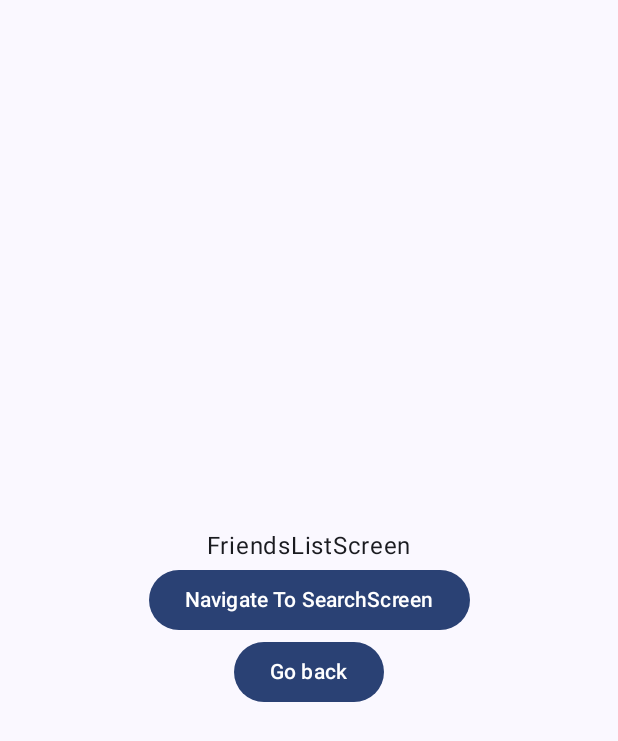
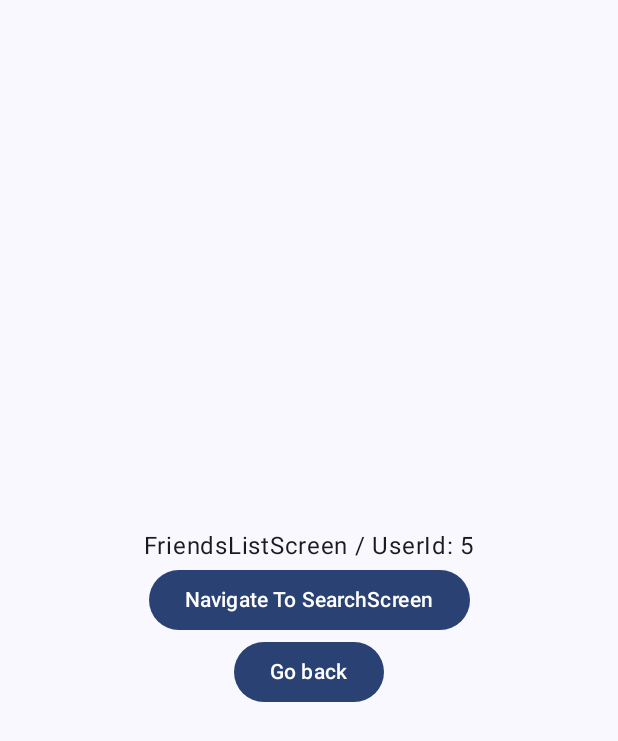
Before and after one commit to ArleyPereira/Compose-Navigation, an Android app built with Jetpack Compose: the screen it shows after launch (MainActivity), after a tap on "Navigate To Friends ListScreen", on a phone screen of 412 x 824 dp. Shown: the top 741 px of the screen. Run offline under Robolectric (Android 15) with nearby library versions, the phone set to English and light mode, and no system bars.

Commit message:
Navegar com argumentos

```diff
--- a/app/src/main/java/br/com/hellodev/navigation/Graph.kt
+++ b/app/src/main/java/br/com/hellodev/navigation/Graph.kt
@@ -2,8 +2,10 @@ package br.com.hellodev.navigation
 
 import androidx.compose.runtime.Composable
 import androidx.navigation.NavHostController
+import androidx.navigation.NavType
 import androidx.navigation.compose.NavHost
 import androidx.navigation.compose.composable
+import androidx.navigation.navArgument
 import br.com.hellodev.navigation.screens.FriendsListScreen
 import br.com.hellodev.navigation.screens.HomeScreen
 import br.com.hellodev.navigation.screens.SearchScreen
@@ -13,8 +15,8 @@ fun MyGraph(navController: NavHostController, startDestination: String) {
     NavHost(navController = navController, startDestination = startDestination) {
         composable(route = "home_screen") {
             HomeScreen(
-                navigateToFriendsListScreen = {
-                    navController.navigate("friends_list_screen")
+                navigateToFriendsListScreen = { userId ->
+                    navController.navigate("friends_list_screen/$userId")
                 },
                 onBackPressed = {
                     navController.popBackStack()
@@ -22,8 +24,13 @@ fun MyGraph(navController: NavHostController, startDestination: String) {
             )
         }
 
-        composable(route = "friends_list_screen") {
+        composable(
+            route = "friends_list_screen/{userId}",
+            arguments = listOf(navArgument("userId") { type = NavType.StringType })
+        ) { navBackStackEntry ->
+            val userId = navBackStackEntry.arguments?.getString("userId") ?: "0"
             FriendsListScreen(
+                userId = userId,
                 navigateToSearchScreen = {
                     navController.navigate("search_screen")
                 },
--- a/app/src/main/java/br/com/hellodev/navigation/screens/FriendsListScreen.kt
+++ b/app/src/main/java/br/com/hellodev/navigation/screens/FriendsListScreen.kt
@@ -11,6 +11,7 @@ import androidx.compose.ui.Modifier
 
 @Composable
 fun FriendsListScreen(
+    userId: String,
     navigateToSearchScreen: () -> Unit,
     onBackPressed: () -> Unit
 ) {
@@ -20,7 +21,7 @@ fun FriendsListScreen(
         verticalArrangement = Arrangement.Center,
         horizontalAlignment = Alignment.CenterHorizontally
     ) {
-        Text(text = "FriendsListScreen")
+        Text(text = "FriendsListScreen / UserId: $userId")
 
         Button(onClick = { navigateToSearchScreen() }) {
             Text(text = "Navigate To SearchScreen")
--- a/app/src/main/java/br/com/hellodev/navigation/screens/HomeScreen.kt
+++ b/app/src/main/java/br/com/hellodev/navigation/screens/HomeScreen.kt
@@ -11,7 +11,7 @@ import androidx.compose.ui.Modifier
 
 @Composable
 fun HomeScreen(
-    navigateToFriendsListScreen: () -> Unit,
+    navigateToFriendsListScreen: (Int) -> Unit,
     onBackPressed: () -> Unit
 ) {
     Column(
@@ -22,7 +22,7 @@ fun HomeScreen(
     ) {
         Text(text = "HomeScreen")
 
-        Button(onClick = { navigateToFriendsListScreen() }) {
+        Button(onClick = { navigateToFriendsListScreen(5) }) {
             Text(text = "Navigate To Friends ListScreen")
         }
 
```
